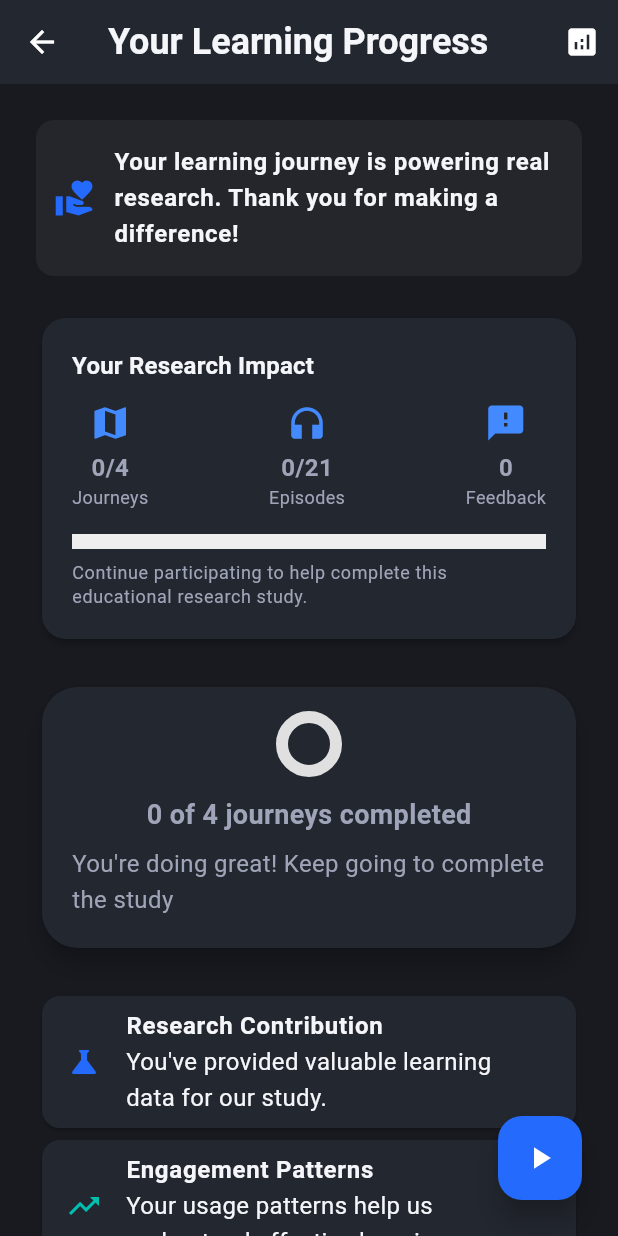
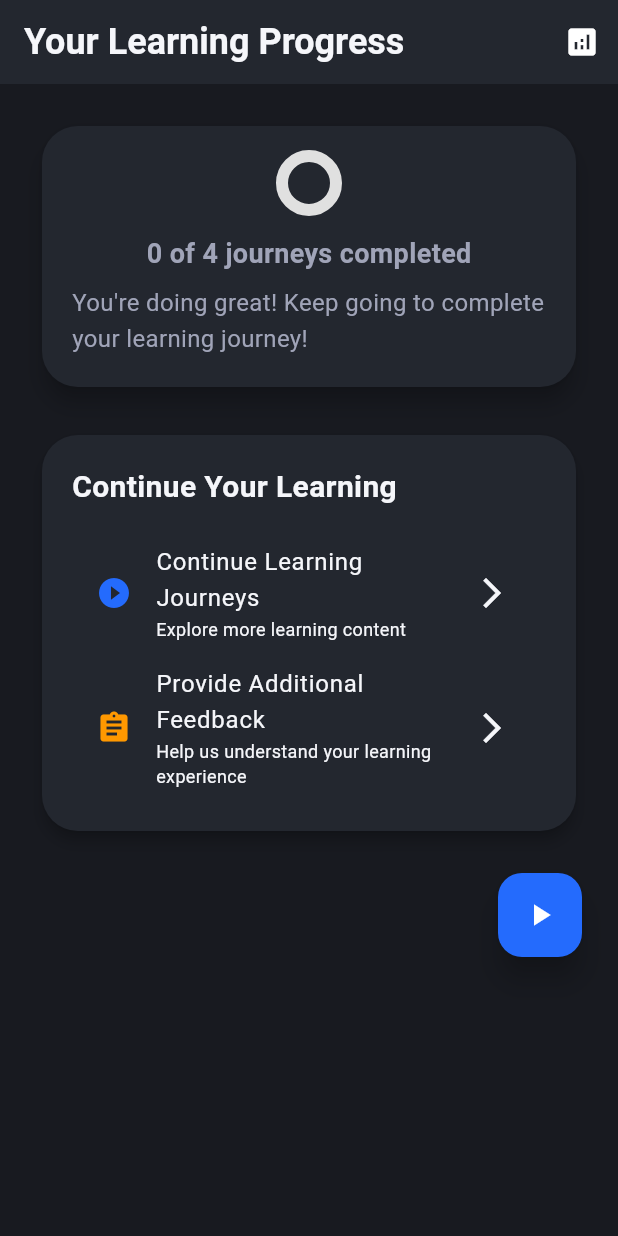
Before and after one commit to Bhargs24/Wisme_ResearchApp2, a Flutter app: the LearningProgressScreen screen opened by its route, on a phone screen of 412 x 824 dp. Run offline on Flutter 3.47's test engine with Material 3 defaults, Android fonts, the phone set to English and light mode, and no system bars; our stand-ins replace cloud_firestore, connectivity_plus, firebase_analytics, firebase_auth, firebase_core, fl_chart and 3 more; accounts and stored records are empty.

Commit message:
Removed the back buttons, removed user analytics screens

```diff
--- a/researchapp2/lib/feedback/feedback_navigation_screen.dart
+++ b/researchapp2/lib/feedback/feedback_navigation_screen.dart
@@ -21,7 +21,10 @@ class FeedbackNavigationScreen extends StatelessWidget {
         final completionPercentage = (completedJourneys / totalJourneys * 100).round();
 
         return Scaffold(
-          appBar: AppBar(title: const Text('Feedback & Surveys')),
+          appBar: AppBar(
+            automaticallyImplyLeading: false, // Remove back button
+            title: const Text('Feedback & Surveys'),
+          ),
           body: Stack(
             children: [
               SingleChildScrollView(
--- a/researchapp2/lib/gamification/profile_screen.dart
+++ b/researchapp2/lib/gamification/profile_screen.dart
@@ -27,6 +27,7 @@ class ProfileScreen extends StatelessWidget {
     final level = (xp ~/ 1000) + 1;
     return Scaffold(
       appBar: AppBar(
+        automaticallyImplyLeading: false, // Remove back button
         title: const Text('Profile'),
         actions: [
           IconButton(
--- a/researchapp2/lib/journeys/journey_selection_screen.dart
+++ b/researchapp2/lib/journeys/journey_selection_screen.dart
@@ -113,20 +113,22 @@ class _JourneySelectionScreenState extends State<JourneySelectionScreen>
           slivers: [
             // Modern app bar
             SliverAppBar(
+              automaticallyImplyLeading: false, // Remove default back button
               expandedHeight: 120,
               floating: false,
               pinned: true,
               backgroundColor: AppColors.backgroundDark,
-              leading: Builder(
-                builder: (context) => IconButton(
-                  onPressed: () => Navigator.pop(context),
-                  icon: Container(
-                    decoration: BoxDecoration(
-                      color: AppColors.hoverLight,
-                      borderRadius: BorderRadius.circular(8),
-                    ),
-                    child: const Icon(Icons.arrow_back, color: Colors.white),
+              leading: IconButton(
+                onPressed: () {
+                  // Navigate specifically to home screen, not generic back navigation
+                  Navigator.pushReplacementNamed(context, '/app');
+                },
+                icon: Container(
+                  decoration: BoxDecoration(
+                    color: AppColors.hoverLight,
+                    borderRadius: BorderRadius.circular(8),
                   ),
+                  child: const Icon(Icons.arrow_back, color: Colors.white),
                 ),
               ),
               flexibleSpace: FlexibleSpaceBar(
--- a/researchapp2/lib/progress/learning_progress_screen.dart
+++ b/researchapp2/lib/progress/learning_progress_screen.dart
@@ -11,6 +11,7 @@ class LearningProgressScreen extends StatelessWidget {
   Widget build(BuildContext context) {
     return Scaffold(
       appBar: AppBar(
+        automaticallyImplyLeading: false, // Remove back button
         title: const Text('Your Learning Progress'),
         actions: [
           IconButton(
@@ -23,11 +24,9 @@ class LearningProgressScreen extends StatelessWidget {
       ),
       body: Consumer<ResearchMetricsProvider>(
         builder: (context, research, child) {
-          // Use REAL data from research metrics
+          // Use data from research metrics for basic progress tracking
           final completedJourneys = research.completedJourneys.length;
           final totalJourneys = 4; // We have 4 journeys in the app
-          final completedEpisodes = research.episodeCount;
-          final totalEpisodes = 21; // Total episodes across all journeys (DSA:5, Finance:6, Psychology:5, Science:5)
 
           return Stack(
             children: [
@@ -35,64 +34,7 @@ class LearningProgressScreen extends StatelessWidget {
                 padding: const EdgeInsets.all(24),
                 child: Column(
                   children: [
-                    Container(
-                      padding: const EdgeInsets.symmetric(vertical: 16, horizontal: 12),
-                      decoration: BoxDecoration(
-                        color: Colors.white.withOpacity(0.05),
-                        borderRadius: BorderRadius.circular(12),
-                      ),
-                      child: Row(
-                        children: [
-                          Icon(Icons.volunteer_activism, color: Theme.of(context).colorScheme.primary, size: 28),
-                          const SizedBox(width: 12),
-                          Expanded(
-                            child: Text(
-                              'Your learning journey is powering real research. Thank you for making a difference!',
-                              style: Theme.of(context).textTheme.bodyLarge?.copyWith(fontWeight: FontWeight.w600),
-                            ),
-                          ),
-                        ],
-                      ),
-                    ),
-                    const SizedBox(height: 24),
-                    // Visual research impact/progress - NOW USES REAL DATA
-                    Card(
-                      shape: RoundedRectangleBorder(borderRadius: BorderRadius.circular(16)),
-                      elevation: 2,
-                      child: Padding(
-                        padding: const EdgeInsets.all(20),
-                        child: Column(
-                          crossAxisAlignment: CrossAxisAlignment.start,
-                          children: [
-                            Text('Your Research Impact', style: Theme.of(context).textTheme.titleMedium?.copyWith(fontWeight: FontWeight.bold)),
-                            const SizedBox(height: 12),
-                            Row(
-                              mainAxisAlignment: MainAxisAlignment.spaceBetween,
-                              children: [
-                                _impactStat(Icons.map, 'Journeys', '$completedJourneys/$totalJourneys'),
-                                _impactStat(Icons.headphones, 'Episodes', '$completedEpisodes/$totalEpisodes'),
-                                _impactStat(Icons.feedback, 'Feedback', '${research.completedJourneys.length}'),
-                              ],
-                            ),
-                            const SizedBox(height: 16),
-                            LinearProgressIndicator(
-                              value: totalJourneys > 0 ? completedJourneys / totalJourneys : 0.0,
-                              minHeight: 10,
-                              backgroundColor: Colors.grey[200],
-                              valueColor: AlwaysStoppedAnimation<Color>(Theme.of(context).colorScheme.primary),
-                            ),
-                            const SizedBox(height: 8),
-                            Text(
-                              completedJourneys == totalJourneys
-                                ? 'Study Complete! Thank you for your participation in this research.'
-                                : 'Continue participating to help complete this educational research study.',
-                              style: Theme.of(context).textTheme.bodySmall,
-                            ),
-                          ],
-                        ),
-                      ),
-                    ),
-                    const SizedBox(height: 24),
+                    // Learning Progress Card
                     Card(
                       shape: RoundedRectangleBorder(borderRadius: BorderRadius.circular(24)),
                       elevation: 6,
@@ -118,15 +60,11 @@ class LearningProgressScreen extends StatelessWidget {
                               ),
                             ),
                             const SizedBox(height: 8),
-                            Text('You\'re doing great! Keep going to complete the study', style: AppTextStyles.bodyLarge.copyWith(color: AppColors.textSecondary)),
+                            Text('You\'re doing great! Keep going to complete your learning journey!', style: AppTextStyles.bodyLarge.copyWith(color: AppColors.textSecondary)),
                           ],
                         ),
                       ),
                     ),
-                    const SizedBox(height: 24),
-                    _buildInsightCard('Research Contribution', 'You\'ve provided valuable learning data for our study.', Icons.science, AppColors.primaryBlue),
-                    _buildInsightCard('Engagement Patterns', 'Your usage patterns help us understand effective learning.', Icons.trending_up, AppColors.accentGreen),
-                    _buildInsightCard('Study Progress', 'You\'re helping validate new educational approaches.', Icons.psychology, AppColors.accentOrange),
                     const SizedBox(height: 24),
                     Card(
                       shape: RoundedRectangleBorder(borderRadius: BorderRadius.circular(24)),
@@ -136,12 +74,12 @@ class LearningProgressScreen extends StatelessWidget {
                         child: Column(
                           crossAxisAlignment: CrossAxisAlignment.start,
                           children: [
-                            Text('Continue Your Participation', style: AppTextStyles.heading2.copyWith(fontSize: 20)),
+                            Text('Continue Your Learning', style: AppTextStyles.heading2.copyWith(fontSize: 20)),
                             const SizedBox(height: 16),
                             ListTile(
                               leading: const Icon(Icons.play_circle_fill, color: AppColors.primaryBlue),
                               title: const Text('Continue Learning Journeys'),
-                              subtitle: const Text('More content available for the study'),
+                              subtitle: const Text('Explore more learning content'),
                               trailing: const Icon(Icons.arrow_forward_ios),
                               onTap: () => Navigator.pushNamed(context, '/journeys'),
                             ),
@@ -180,24 +118,5 @@ class LearningProgressScreen extends StatelessWidget {
         },
       ),
     );
-  }  Widget _buildInsightCard(String title, String value, IconData icon, Color color) {
-    return Card(
-      child: ListTile(
-        leading: Icon(icon, color: color),
-        title: Text(title, style: AppTextStyles.heading2.copyWith(fontSize: 16)),
-        subtitle: Text(value, style: AppTextStyles.bodyLarge),
-      ),
-    );
   }
 }
-
-Widget _impactStat(IconData icon, String label, String value) {
-  return Column(
-    children: [
-      Icon(icon, color: Colors.blueAccent, size: 28),
-      const SizedBox(height: 4),
-      Text(value, style: const TextStyle(fontWeight: FontWeight.bold, fontSize: 16)),
-      Text(label, style: const TextStyle(fontSize: 12)),
-    ],
-  );
-}
```
